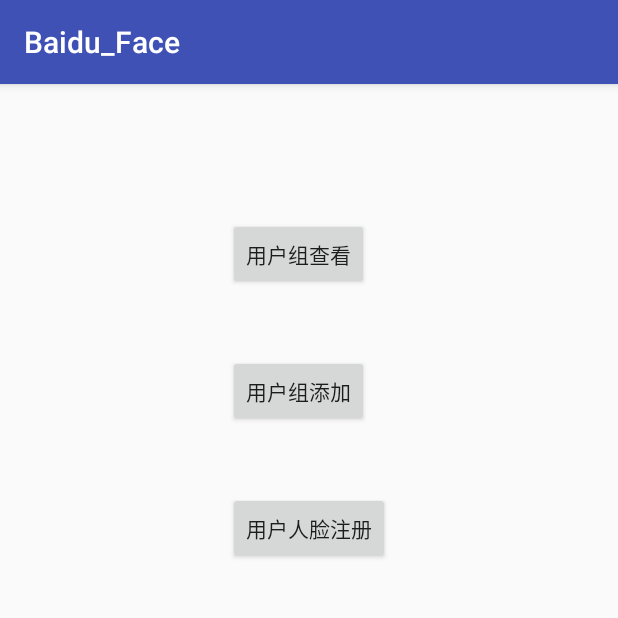
After one commit to Kylinshui/Baidu_Face, an Android app: the UserGroupManagerActivity screen opened directly, with no data from a screen before it, on a phone screen of 412 x 824 dp, the top half of it. The commit adds this screen. Run offline under Robolectric (Android 15) with nearby library versions, the phone set to English and light mode, and no system bars.

Commit message:
添加用户组查看

```diff
--- a/app/build.gradle
+++ b/app/build.gradle
@@ -40,7 +40,7 @@
 }
 
 dependencies {
-    implementation fileTree(dir: ':libs',include: ['*.jar'])
+    implementation fileTree(dir: ':libs', include: ['*.jar'])
     implementation 'com.android.support:appcompat-v7:26.1.0'
     implementation 'com.android.support.constraint:constraint-layout:1.1.3'
     implementation 'com.android.support:design:26.1.0'
--- /dev/null
+++ b/app/src/main/java/com/bshui/baidu_face/UserGroupManagerActivity.java
@@ -0,0 +1,60 @@
+package com.bshui.baidu_face;
+
+import android.content.Intent;
+import android.support.v7.app.AppCompatActivity;
+import android.os.Bundle;
+import android.util.Log;
+import android.view.View;
+import android.widget.Button;
+import android.widget.Toast;
+
+import com.baidu.aip.api.FaceApi;
+import com.baidu.aip.db.DBManager;
+import com.baidu.aip.entity.Group;
+
+import java.util.List;
+
+public class UserGroupManagerActivity extends AppCompatActivity implements View.OnClickListener{
+    private Button viewGroupBtn;//用户组查看
+    private Button addGroupBtn;//用户组添加
+    private Button userRegBtn;//用户人脸注册
+
+    @Override
+    protected void onCreate(Bundle savedInstanceState) {
+        super.onCreate(savedInstanceState);
+        setContentView(R.layout.activity_user_group_manager);
+        DBManager.getInstance().init(getApplicationContext());
+
+        viewGroupBtn =  (Button)findViewById(R.id.view_group_btn);
+        addGroupBtn  =  (Button)findViewById(R.id.add_group_btn);
+        userRegBtn   =  (Button)findViewById(R.id.user_reg_btn);
+
+        viewGroupBtn.setOnClickListener(this);
+        addGroupBtn.setOnClickListener(this);
+        userRegBtn.setOnClickListener(this);
+    }
+
+    @Override
+    public void onClick(View view) {
+        List<Group> groupList = FaceApi.getInstance().getGroupList(0,1000);
+        Log.i("bshui","size:"+groupList.size()+"------");
+        switch (view.getId()){
+            case R.id.view_group_btn:
+                if(groupList.size()<=0){
+                    Toast.makeText(this, "还没有分组，请创建分组并添加用户",
+                            Toast.LENGTH_LONG).show();
+                    return;
+                }
+                Intent intent = new Intent(this,GroupListActivity.class);
+                startActivity(intent);
+
+                break;
+            case R.id.add_group_btn:
+
+                break;
+            case R.id.user_reg_btn:
+
+                break;
+        }
+    }
+}
--- /dev/null
+++ b/app/src/main/res/layout/activity_user_group_manager.xml
@@ -0,0 +1,36 @@
+<?xml version="1.0" encoding="utf-8"?>
+<android.support.constraint.ConstraintLayout xmlns:android="http://schemas.android.com/apk/res/android"
+    xmlns:app="http://schemas.android.com/apk/res-auto"
+    xmlns:tools="http://schemas.android.com/tools"
+    android:layout_width="match_parent"
+    android:layout_height="match_parent"
+    tools:context="com.bshui.baidu_face.UserGroupManagerActivity">
+
+    <Button
+        android:id="@+id/view_group_btn"
+        android:layout_width="wrap_content"
+        android:layout_height="wrap_content"
+        android:layout_marginTop="89dp"
+        android:text="用户组查看"
+        app:layout_constraintStart_toStartOf="@+id/add_group_btn"
+        app:layout_constraintTop_toTopOf="parent" />
+
+    <Button
+        android:id="@+id/add_group_btn"
+        android:layout_width="wrap_content"
+        android:layout_height="wrap_content"
+        android:layout_marginTop="43dp"
+        android:text="用户组添加"
+        app:layout_constraintStart_toStartOf="@+id/user_reg_btn"
+        app:layout_constraintTop_toBottomOf="@+id/view_group_btn" />
+
+    <Button
+        android:id="@+id/user_reg_btn"
+        android:layout_width="wrap_content"
+        android:layout_height="wrap_content"
+        android:layout_marginTop="43dp"
+        android:text="用户人脸注册"
+        app:layout_constraintEnd_toEndOf="parent"
+        app:layout_constraintStart_toStartOf="parent"
+        app:layout_constraintTop_toBottomOf="@+id/add_group_btn" />
+</android.support.constraint.ConstraintLayout>
```
Also changed, not shown: app/src/main/AndroidManifest.xml (+7 -1 lines), app/src/main/java/com/bshui/baidu_face/GroupListActivity.java (added, +181 -0 lines), app/src/main/java/com/bshui/baidu_face/MainActivity.java (+9 -0 lines), app/src/main/java/com/bshui/baidu_face/UserActivity.java (added, +76 -0 lines), app/src/main/java/com/bshui/baidu_face/UserListActivity.java (added, +195 -0 lines), app/src/main/res/layout/activity_group_list.xml (added, +12 -0 lines), app/src/main/res/layout/activity_main.xml (+10 -0 lines), app/src/main/res/layout/activity_user.xml (added, +43 -0 lines), app/src/main/res/layout/activity_user_item_layout.xml (added, +26 -0 lines), app/src/main/res/layout/activity_user_list.xml (added, +12 -0 lines), app/src/main/res/layout/group_item_layout.xml (added, +12 -0 lines).
